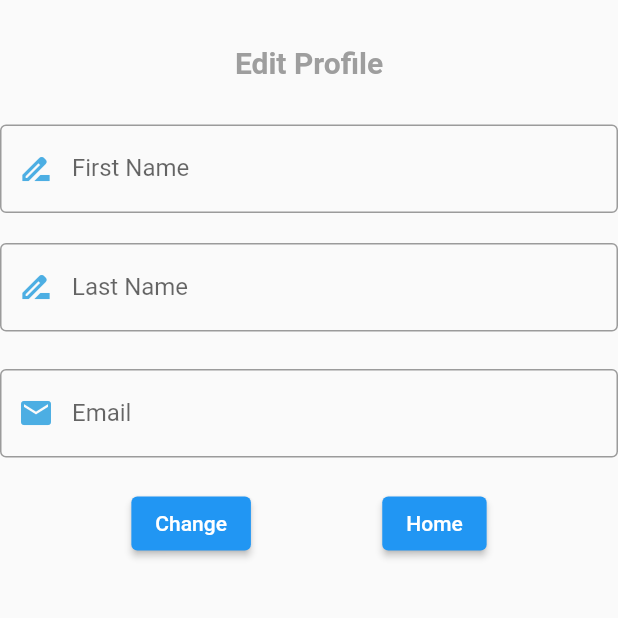
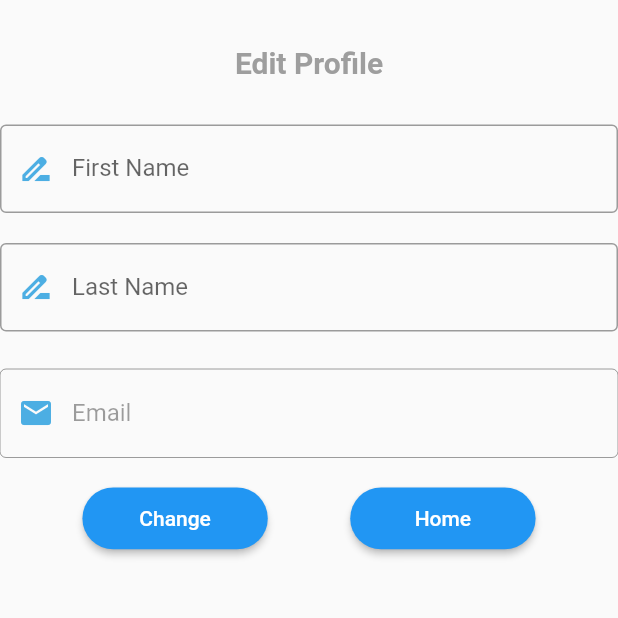
Before and after one commit to caoduczpsm/R2S_Flutter_NMS_Project_With_API, a Flutter app: the _EditProfileScreen screen opened directly, on a phone screen of 412 x 824 dp, the top half of it. Run offline on Flutter 3.47's test engine with Material 2 defaults, Android fonts, the phone set to English and light mode, and no system bars; our stand-ins replace auth_buttons, flutter_bloc, flutter_spinkit, flutter_switch, google_sign_in, pie_chart and 1 more; missing offline and left inert: restart_app; accounts and stored records are empty; generated files the repository leaves out were written again; network calls fail.

Commit message:
Disable email

```diff
--- a/lib/forms/SignUp_SignIn/signin_screen.dart
+++ b/lib/forms/SignUp_SignIn/signin_screen.dart
@@ -190,8 +190,6 @@ class _MySignInFormState extends State<_MySignInForm> {
     );
   }
 
-
-
   Widget _buildSignInForm(){
     Size size = MediaQuery.of(context).size;
     return SingleChildScrollView(
--- a/lib/forms/edit_profile_change_password/edit_profile_screen.dart
+++ b/lib/forms/edit_profile_change_password/edit_profile_screen.dart
@@ -11,6 +11,8 @@ import '../../ultilities/Constant.dart';
 // ignore: depend_on_referenced_packages
 import 'package:flutter_bloc/flutter_bloc.dart';
 import 'package:flutter_gen/gen_l10n/app_localizations.dart';
+
+import '../dashboard_page/dashboard.dart';
 
 // ignore: must_be_immutable
 class EditProfileScreen extends StatelessWidget {
@@ -47,7 +49,8 @@ class _EditProfileScreenState extends State<_EditProfileScreen> {
   final _lastName = TextEditingController();
   final _email = TextEditingController();
   late String currentEmail;
-
+  late String fullName;
+  bool? isGmail;
   @override
   void initState() {
     // TODO: implement initState
@@ -59,6 +62,8 @@ class _EditProfileScreenState extends State<_EditProfileScreen> {
   void getData(SharedPreferences preferences) async {
     _firstName.text = (drawerCubit.getFirstName(preferences))!;
     _lastName.text = (drawerCubit.getLastName(preferences))! ;
+    fullName = (drawerCubit.getFullName(preferences));
+    isGmail = drawerCubit.getIsGmail(preferences);
     _email.text = (drawerCubit.getEmail(preferences))! ;
     currentEmail = _email.text;
   }
@@ -112,6 +117,7 @@ class _EditProfileScreenState extends State<_EditProfileScreen> {
 
 
   Widget _editProfile(){
+    Size size = MediaQuery.of(context).size;
     return Column(
       children: [
         const SizedBox(
@@ -200,6 +206,7 @@ class _EditProfileScreenState extends State<_EditProfileScreen> {
                 height: 20,
               ),
               TextFormField(
+                enabled: false,
                 decoration: const InputDecoration(
                   labelText: 'Email',
                   prefixIcon: Icon(Icons.email, color: Constant.PRIMARY_COLOR,),
@@ -232,7 +239,22 @@ class _EditProfileScreenState extends State<_EditProfileScreen> {
               Row(
                 mainAxisAlignment: MainAxisAlignment.spaceEvenly,
                 children: [
-                  ElevatedButton(
+                  SizedBox(
+                    width: size.width * 0.3,
+                    height: size.height * 0.05,
+                    child:  ElevatedButton(
+                      style: ButtonStyle(
+                        backgroundColor: MaterialStateProperty.all<Color>(Colors.blue),
+                        shape: MaterialStateProperty.all<RoundedRectangleBorder>(
+                          RoundedRectangleBorder(
+                            borderRadius: BorderRadius.circular(size.width * 0.5),
+                            side: BorderSide(
+                              width: size.width * 0.8,
+                              color: Colors.blue,
+                            ),
+                          ),
+                        ),
+                      ),
                       onPressed:() async {
                         if (_editProfileForm.currentState!.validate())
                         {
@@ -247,33 +269,36 @@ class _EditProfileScreenState extends State<_EditProfileScreen> {
                           );
                           context.read<UserCubit>().editProfile(user, newEmail);
 
-
-                        // userController.editProfile(user.id!, _email.text,
-                        //     _firstName.text, _lastName.text);
-                        //
-                        // ScaffoldMessenger.of(context).showSnackBar(
-                        //     const SnackBar(content: Text('Change Successful!')));
-                        //
-                        // setState(() {
-                        //   user.email = _email.text;
-                        //   user.firstName = _firstName.text;
-                        //   user.lastName = _lastName.text;
-                        //
-                        // });
                         }
                       },
                       child: Text(AppLocalizations.of(context).change),
                     ),
-                  ElevatedButton(
+                  ),
+                  SizedBox(
+                    width: size.width * 0.3,
+                    height: size.height * 0.05,
+                    child: ElevatedButton(
+                      style: ButtonStyle(
+                        backgroundColor: MaterialStateProperty.all<Color>(Colors.blue),
+                        shape: MaterialStateProperty.all<RoundedRectangleBorder>(
+                          RoundedRectangleBorder(
+                            borderRadius: BorderRadius.circular(size.width * 0.5),
+                            side: BorderSide(
+                              width: size.width * 0.8,
+                              color: Colors.blue,
+                            ),
+                          ),
+                        ),
+                      ),
                       onPressed:(){
-
-                      // Navigator.of(context)
-                      //     .push(MaterialPageRoute(builder: (context)
-                      // => NoteApp()));
-
+                        Navigator.of(context)
+                            .push(MaterialPageRoute(builder: (context)
+                        => NoteApp()));
                       },
                       child: Text(AppLocalizations.of(context).home),
-                  )
+                    ),
+                  ),
+
                 ],
               )
             ],
@@ -282,7 +307,20 @@ class _EditProfileScreenState extends State<_EditProfileScreen> {
 
       ],
     );
+  }
 
+  Widget _buildCircleAvatar() {
+    return CircleAvatar(
+      backgroundImage: NetworkImage(preferences.getString(Constant.KEY_PHOTO_URL)!),
+      radius: 45,
+    );
+  }
 
+  Widget _buildImageAsset() {
+    return SizedBox(
+      width: 90.0,
+      height: 90.0,
+      child: Image.asset('images/logo.png', fit: BoxFit.contain),
+    );
   }
 }
```
Also changed, not shown: lib/forms/edit_profile_change_password/change_password_screen.dart (+43 -30 lines). Lines whose indentation alone changed are shown as unchanged.
